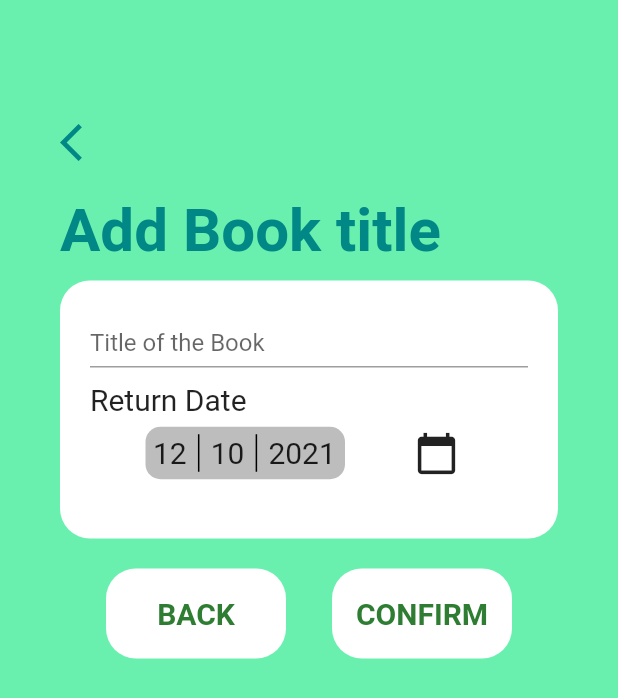
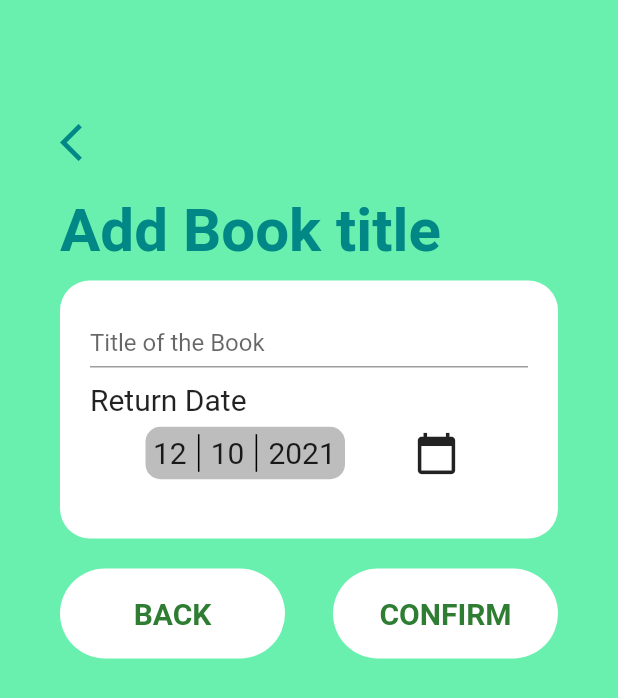
Before and after one commit to gdsc-jssstu/booktracker-app, a Flutter app: the AddTaskScreen screen opened directly, on a phone screen of 412 x 824 dp. Shown: the top 698 px of the screen. Run offline on Flutter 3.47's test engine with Material 2 defaults, Android fonts, the phone set to English and light mode, and no system bars; our stand-ins replace sqflite; accounts and stored records are empty.

Commit message:
updates UI and fixed errors

```diff
--- a/lib/screens/add_task_screen.dart
+++ b/lib/screens/add_task_screen.dart
@@ -92,7 +92,7 @@ class _AddTaskScreenState extends State<AddTaskScreen> {
               crossAxisAlignment: CrossAxisAlignment.start,
               children: <Widget>[
                 GestureDetector(
-                  onTap: () => Navigator.pop(context),
+                  onTap: () => Navigator.pop(context,currentDate.day.toString()),
                   child: const Icon(
                     Icons.arrow_back_ios,
                     size: 30,
@@ -249,18 +249,18 @@ class _AddTaskScreenState extends State<AddTaskScreen> {
                 ),
                 const SizedBox(height: 20.0),
                 Row(
-                  mainAxisAlignment: MainAxisAlignment.spaceEvenly,
+                  mainAxisAlignment: MainAxisAlignment.spaceBetween,
                   children: [
                     Container(
                       height: 60.0,
-                      width: 120.0,
+                      width: 150.0,
                       decoration: const BoxDecoration(
                         color: Colors.white,
                         shape: BoxShape.rectangle,
-                        borderRadius: BorderRadius.all(Radius.circular(20.0)),
+                        borderRadius: BorderRadius.all(Radius.circular(30.0)),
                       ),
                       child: TextButton(
-                        onPressed: () => Navigator.pop(context),
+                        onPressed: () => Navigator.pop(context,currentDate.day.toString()),
                         child: Text(
                           'BACK',
                           style: TextStyle(
@@ -273,11 +273,11 @@ class _AddTaskScreenState extends State<AddTaskScreen> {
                     ),
                     Container(
                       height: 60.0,
-                      width: 120.0,
+                      width: 150.0,
                       decoration: const BoxDecoration(
                         color: Colors.white,
                         shape: BoxShape.rectangle,
-                        borderRadius: BorderRadius.all(Radius.circular(20.0)),
+                        borderRadius: BorderRadius.all(Radius.circular(30.0)),
                       ),
                       child: TextButton(
                         onPressed: _submit,
```
Also changed, not shown: lib/screens/todo_list_screen.dart (+6 -1 lines).
